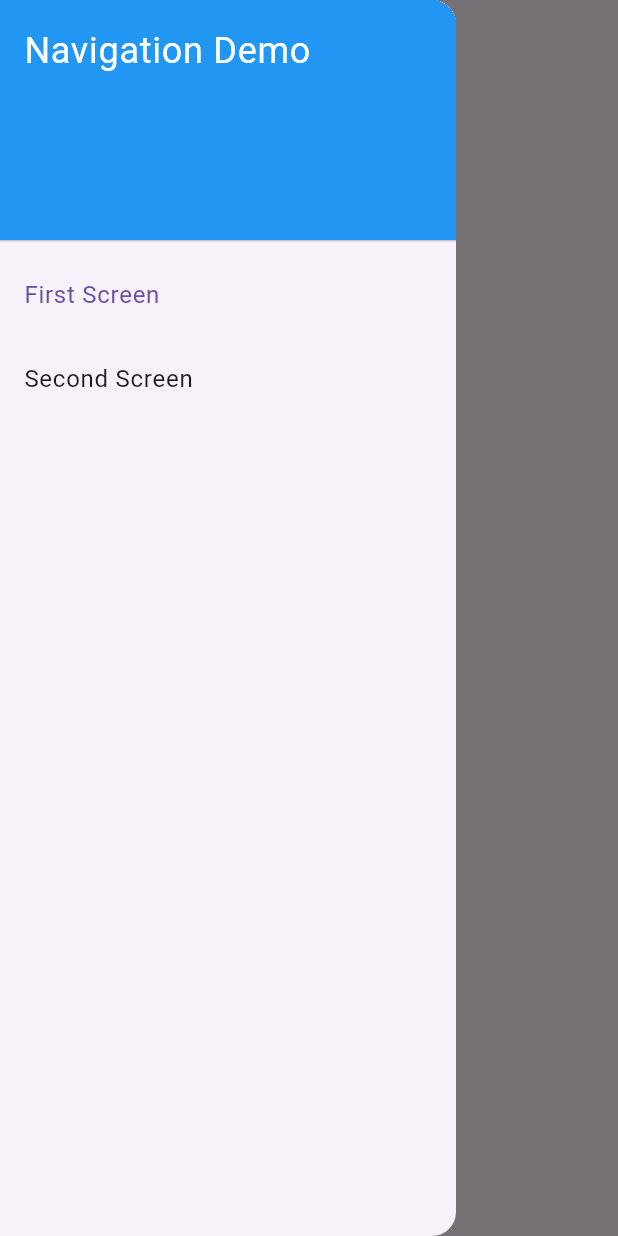
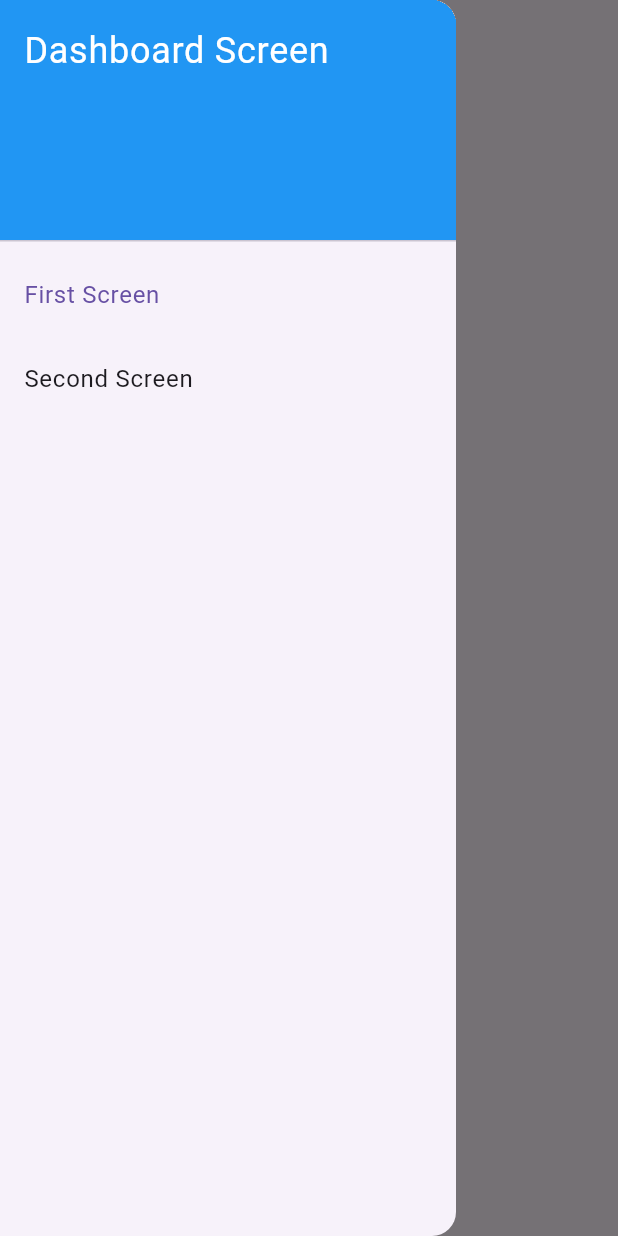
Before and after one commit to habibiezkrillh/routes---navigation, a Flutter app: the screen it shows after launch, with the side drawer open, on a phone screen of 412 x 824 dp. Run offline on Flutter 3.47's test engine with Material 3 defaults, Android fonts, the phone set to English and light mode, and no system bars.

Commit message:
drawer rename

```diff
--- a/navigation_codelab/lib/first_screen.dart
+++ b/navigation_codelab/lib/first_screen.dart
@@ -16,7 +16,7 @@ class FirstScreen extends StatelessWidget {
                 color: Colors.blue,
               ),
               child: Text(
-                'Navigation Demo',
+                'Dashboard Screen',
                 style: TextStyle(
                   color: Colors.white,
                   fontSize: 24,
--- a/navigation_codelab/lib/second_screen.dart
+++ b/navigation_codelab/lib/second_screen.dart
@@ -16,7 +16,7 @@ class SecondScreen extends StatelessWidget {
                 color: Colors.blue,
               ),
               child: Text(
-                'Navigation Demo',
+                'Dashboard Screen',
                 style: TextStyle(
                   color: Colors.white,
                   fontSize: 24,
```
